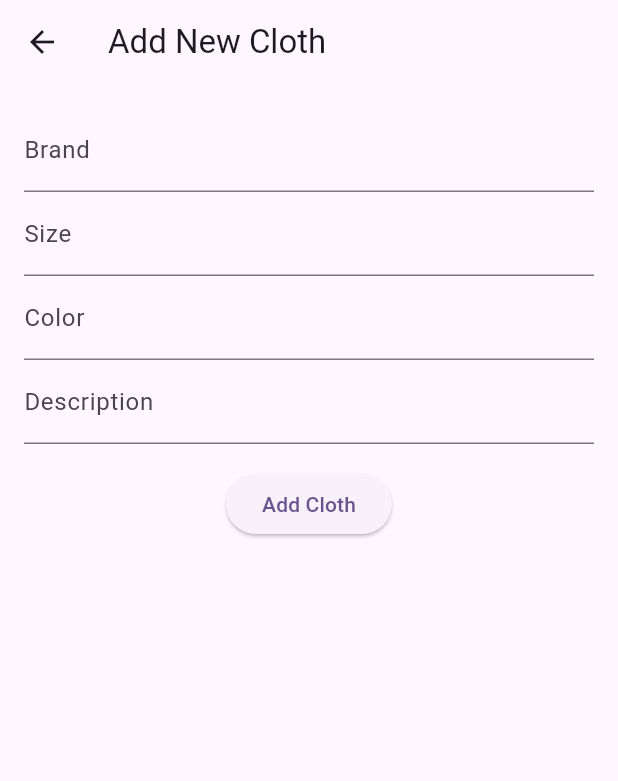
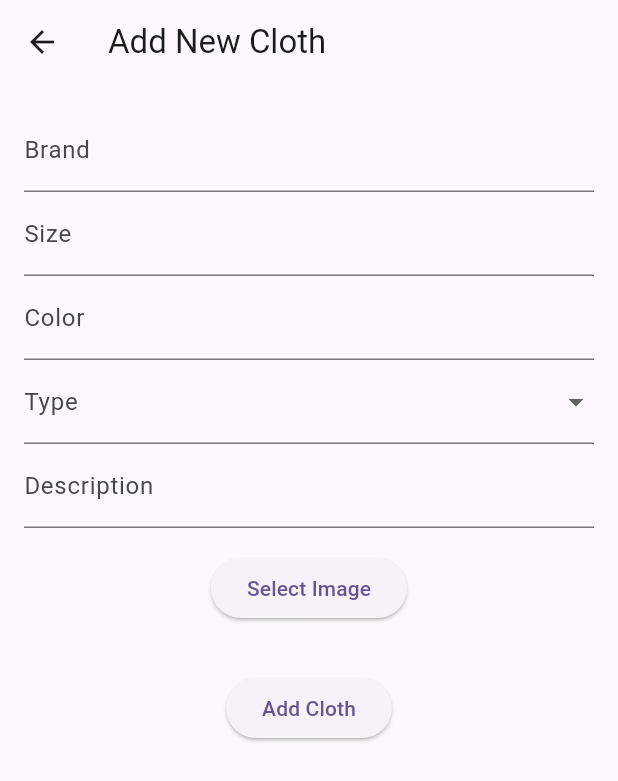
Before and after one commit to angat-yogi/cinduhrella, a Flutter app: the ClosetPage screen opened directly, after a tap on the "add" icon, on a phone screen of 412 x 824 dp. Shown: the top 781 px of the screen. Run offline on Flutter 3.47's test engine with Material 3 defaults, Android fonts, the phone set to English and light mode, and no system bars; our stand-ins replace cloud_firestore, delightful_toast, firebase_auth, firebase_core, firebase_storage, get_it and 1 more; accounts and stored records are empty; statements that could not run were skipped.

Commit message:
clothes adding functionality added

```diff
--- a/lib/screens/closet_page.dart
+++ b/lib/screens/closet_page.dart
@@ -1,5 +1,9 @@
 import 'package:cinduhrella/widgets/add_item.dart';
+import 'package:cinduhrella/services/auth_service.dart';
+import 'package:cinduhrella/services/database_service.dart';
+import 'package:cinduhrella/models/cloth.dart';
 import 'package:flutter/material.dart';
+import 'package:get_it/get_it.dart';
 
 class ClosetPage extends StatefulWidget {
   const ClosetPage({super.key});
@@ -9,19 +13,16 @@ class ClosetPage extends StatefulWidget {
 }
 
 class _ClosetPageState extends State<ClosetPage> {
-  final List<Map<String, String>> clothes = [
-    {
-      'image': 'https://i5.walmartimages.com/seo/Gildan-Unisex-Youth-T-Shirt-red-xs-4-5-Little-Girls_4d2c5a4e-5769-436e-a29d-36132b3295c3_1.ad0a6f0634c83d1d411f9032fcb019f1.jpeg',
-      'description': 'Casual Shirt',
-      'brand': 'Brand A'
-    },
-    {
-      'image': 'https://i5.walmartimages.com/seo/Gildan-Unisex-Youth-T-Shirt-red-xs-4-5-Little-Girls_4d2c5a4e-5769-436e-a29d-36132b3295c3_1.ad0a6f0634c83d1d411f9032fcb019f1.jpeg',
-      'description': 'Formal Shirt',
-      'brand': 'Brand B'
-    },
-    // More items...
-  ];
+  late AuthService _authService;
+  late DatabaseService _databaseService;
+
+  @override
+  void initState() {
+    super.initState();
+    final GetIt getIt = GetIt.instance;
+    _authService = getIt.get<AuthService>();
+    _databaseService = getIt.get<DatabaseService>();
+  }
 
   @override
   Widget build(BuildContext context) {
@@ -39,7 +40,7 @@ class _ClosetPageState extends State<ClosetPage> {
                 ),
               ).then((value) {
                 // Optionally handle any return data or refresh state if needed
-                setState(() {}); // This ensures the ClosetPage rebuilds if needed
+                setState(() {});
               });
             },
           ),
@@ -47,7 +48,18 @@ class _ClosetPageState extends State<ClosetPage> {
       ),
       body: Padding(
         padding: const EdgeInsets.all(8.0),
-        child: GridView.builder(
+        child: StreamBuilder<List<Cloth>>(
+          stream: _databaseService.getClothesByUid(_authService.user!.uid), // Pass the user's UID
+          builder: (context, snapshot) {
+            if (snapshot.connectionState == ConnectionState.waiting) {
+              return const Center(child: CircularProgressIndicator());
+            } else if (snapshot.hasError) {
+              return Center(child: Text('Error: ${snapshot.error}'));
+            } else if (!snapshot.hasData || snapshot.data!.isEmpty) {
+              return const Center(child: Text('No clothes found.'));
+            } else {
+              final clothes = snapshot.data!;
+              return GridView.builder(
                 gridDelegate: const SliverGridDelegateWithFixedCrossAxisCount(
                   crossAxisCount: 2,
                   mainAxisSpacing: 8.0,
@@ -56,12 +68,15 @@ class _ClosetPageState extends State<ClosetPage> {
                 ),
                 itemCount: clothes.length,
                 itemBuilder: (context, index) {
-            final item = clothes[index];
+                  final cloth = clothes[index];
                   return _buildClothingItem(
-              image: item['image']!,
-              description: item['description']!,
-              brand: item['brand']!,
+                    image: cloth.imageUrl!,
+                    description: cloth.description ?? 'No description', // Use default if null
+                    brand: cloth.brand ?? 'Unknown', // Use default if null
                   );
+                },
+              );
+            }
           },
         ),
       ),
@@ -81,7 +96,7 @@ class _ClosetPageState extends State<ClosetPage> {
           Expanded(
             child: ClipRRect(
               borderRadius: const BorderRadius.vertical(top: Radius.circular(10)),
-              child: Image.asset(
+              child: Image.network( // Use Image.network for URLs
                 image,
                 fit: BoxFit.cover,
                 width: double.infinity,
--- a/lib/services/database_service.dart
+++ b/lib/services/database_service.dart
@@ -48,6 +48,18 @@ CollectionReference? _clothesCollection;
     await _usersCollection?.doc(userProfile.uid).set(userProfile);
   }
 
+  Future<void> addClothForUser(String uid, Cloth cloth) async {
+    // Define the path for the user's clothes
+    CollectionReference<Cloth> userClothesCollection = _firebaseFirestore.collection('clothes/users/$uid').withConverter<Cloth>(
+      fromFirestore: (snapshot, _) => Cloth.fromJson(snapshot.data()!),
+      toFirestore: (cloth, _) => cloth.toJson(),
+    );
+
+    // Add the cloth to the user's collection
+    await userClothesCollection.add(cloth);
+  }
+
+
   Stream<QuerySnapshot<UserProfile>> getUserProfiles(){
      return _usersCollection?.where('uid',isNotEqualTo: _authService.user!.uid).snapshots() as Stream<QuerySnapshot<UserProfile>>;
   }
@@ -89,20 +101,21 @@ Future<String?> getFullNameByUid(String uid) async {
 }
 
 Stream<List<Cloth>> getClothesByUid(String uid) {
-  return _clothesCollection!
-      .where('uid', isEqualTo: uid) // Query clothes by the user's UID
-      .snapshots()
-      .map((snapshot) => snapshot.docs
-          .map((doc) {
-            // Ensure that the data is not null and is of type Cloth
-            final data = doc.data();
-            return data != null ? data as Cloth : null; // Cast with null check
-          })
-          .whereType<Cloth>() // Filter out any null values
-          .toList());
+  // Define the path for the user's clothes
+  CollectionReference<Cloth> userClothesCollection = _firebaseFirestore
+      .collection('clothes/users/$uid')
+      .withConverter<Cloth>(
+        fromFirestore: (snapshot, _) => Cloth.fromJson(snapshot.data()!),
+        toFirestore: (cloth, _) => cloth.toJson(),
+      );
+
+  return userClothesCollection.snapshots().map((snapshot) {
+    return snapshot.docs.map((doc) => doc.data()).toList(); // Directly return the Cloth objects
+  });
 }
 
 
 
 
+
 }
--- a/lib/widgets/add_item.dart
+++ b/lib/widgets/add_item.dart
@@ -1,4 +1,14 @@
+import 'package:cinduhrella/services/alert_service.dart';
+import 'package:cinduhrella/services/auth_service.dart';
+import 'package:cinduhrella/services/media_service.dart';
+import 'package:cinduhrella/services/navigation_service.dart';
 import 'package:flutter/material.dart';
+import 'package:image_picker/image_picker.dart';
+import 'dart:io';
+import 'package:cinduhrella/services/storage_service.dart';
+import 'package:cinduhrella/services/database_service.dart';
+import 'package:cinduhrella/models/cloth.dart';
+import 'package:get_it/get_it.dart';
 
 class AddItemForm extends StatefulWidget {
   const AddItemForm({Key? key}) : super(key: key);
@@ -9,12 +19,88 @@ class AddItemForm extends StatefulWidget {
 
 class _AddItemFormState extends State<AddItemForm> {
   final _formKey = GlobalKey<FormState>();
+  final ImagePicker _picker = ImagePicker();
+   final GetIt _getIt = GetIt.instance;
+  late AuthService _authService;
+  late NavigationService _navigationService;
+  late AlertService _alertService;
+  late MediaService _mediaService;
+  late StorageService _storageService;
+  late DatabaseService _databaseService;
+  bool isLoading=false;
+
+  String? email, password, username,fullname, confirmPassword;
+  File? _profileImage;
+
+  @override
+  void initState() {
+    super.initState();
+    _authService = _getIt.get<AuthService>();
+    _navigationService = _getIt.get<NavigationService>();
+    _alertService = _getIt.get<AlertService>();
+    _mediaService = _getIt.get<MediaService>();
+    _storageService=_getIt.get<StorageService>();
+    _databaseService=_getIt.get<DatabaseService>();
+  }
 
   String? _brand;
   String? _size;
   String? _color;
   String? _description;
   String? _imagePath;
+  String? _selectedType;
+
+  final List<String> _clothingTypes = ['Top', 'Bottom', 'Accessories'];
+
+  Future<void> _selectImage() async {
+    final pickedFile = await _picker.pickImage(
+      source: ImageSource.gallery,
+      imageQuality: 80,
+    );
+
+    if (pickedFile != null) {
+      setState(() {
+        _imagePath = pickedFile.path;
+      });
+    }
+  }
+
+  Future<void> _addCloth() async {
+    if (_formKey.currentState!.validate()) {
+      _formKey.currentState!.save();
+
+      // Upload the image and get the download URL
+      if (_imagePath != null) {
+        String? downloadUrl = await _storageService.uploadClothImage(
+          file: File(_imagePath!),
+          uid: _authService.user!.uid, // Replace with the actual user UID
+          clothType: _selectedType!,
+        );
+
+        if (downloadUrl != null) {
+          // Create a Cloth object and save to Firestore
+           String clothId = '${_authService.user!.uid}_${_selectedType}_${DateTime.now().millisecondsSinceEpoch}';
+          Cloth newCloth = Cloth(
+          clothId: clothId, // You can generate an ID or leave it empty for Firestore to create
+          uid: _authService.user!.uid,
+          imageUrl: downloadUrl,
+          brand: _brand,
+          size: _size,
+          description: _description,
+          type: _selectedType,
+        );
+
+        await _databaseService.addClothForUser(newCloth.uid!, newCloth);
+          Navigator.pop(context); // Go back after saving
+        } else {
+          // Handle error: image upload failed
+          ScaffoldMessenger.of(context).showSnackBar(
+            const SnackBar(content: Text('Image upload failed')),
+          );
+        }
+      }
+    }
+  }
 
   @override
   Widget build(BuildContext context) {
@@ -43,6 +129,22 @@ class _AddItemFormState extends State<AddItemForm> {
                 onSaved: (value) => _color = value,
                 validator: (value) => value!.isEmpty ? 'Please enter a color' : null,
               ),
+              DropdownButtonFormField<String>(
+                decoration: const InputDecoration(labelText: 'Type'),
+                value: _selectedType,
+                items: _clothingTypes.map((String type) {
+                  return DropdownMenuItem<String>(
+                    value: type,
+                    child: Text(type),
+                  );
+                }).toList(),
+                onChanged: (String? newValue) {
+                  setState(() {
+                    _selectedType = newValue;
+                  });
+                },
+                validator: (value) => value == null ? 'Please select a type' : null,
+              ),
               TextFormField(
                 decoration: const InputDecoration(labelText: 'Description'),
                 onSaved: (value) => _description = value,
@@ -50,13 +152,20 @@ class _AddItemFormState extends State<AddItemForm> {
               ),
               const SizedBox(height: 16),
               ElevatedButton(
-                onPressed: () {
-                  if (_formKey.currentState!.validate()) {
-                    _formKey.currentState!.save();
-                    // Save item here or pass it back to ClosetPage
-                    Navigator.pop(context);
-                  }
-                },
+                onPressed: _selectImage,
+                child: const Text('Select Image'),
+              ),
+              const SizedBox(height: 16),
+              if (_imagePath != null)
+                Image.file(
+                  File(_imagePath!),
+                  height: 100,
+                  width: 100,
+                  fit: BoxFit.cover,
+                ),
+              const SizedBox(height: 16),
+              ElevatedButton(
+                onPressed: _addCloth,
                 child: const Text('Add Cloth'),
               ),
             ],
```
Lines whose indentation alone changed are shown as unchanged.
